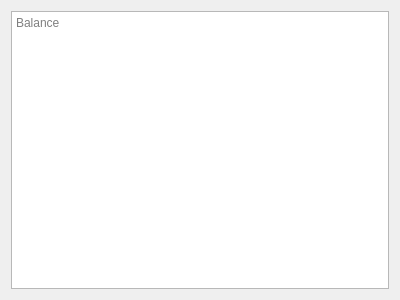
This is frontend/forms/balance.ui in tvt23-pankkiprojekti/SPO_Group11 as Qt 5 draws it before an edit. The edited form follows.
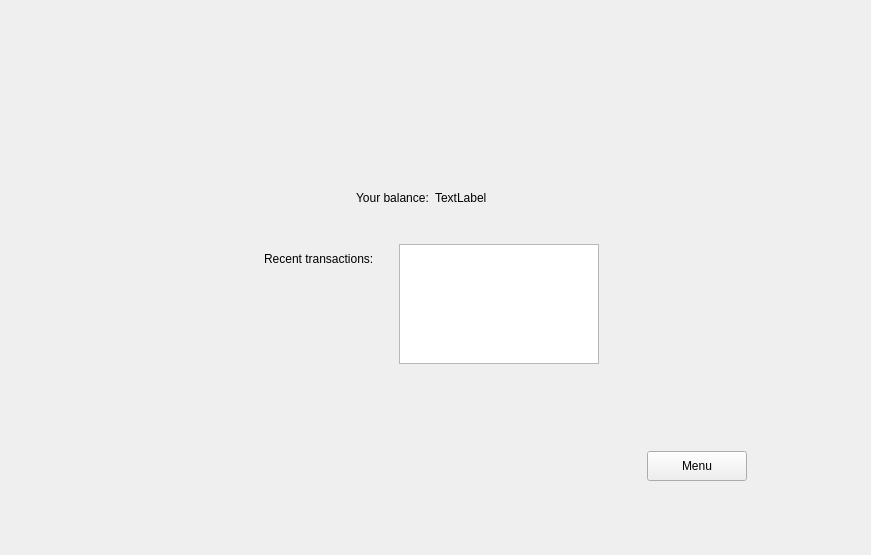
This is the edited form.

Commit message: ui part ready (hopefully)

```diff
--- a/frontend/forms/balance.ui
+++ b/frontend/forms/balance.ui
@@ -6,18 +6,292 @@
    <rect>
     <x>0</x>
     <y>0</y>
-    <width>400</width>
-    <height>300</height>
+    <width>871</width>
+    <height>555</height>
    </rect>
   </property>
   <property name="windowTitle">
    <string>Form</string>
   </property>
   <layout class="QGridLayout" name="gridLayout">
-   <item row="0" column="0">
-    <widget class="QTextBrowser" name="textBrowser">
-     <property name="placeholderText">
-      <string>Balance</string>
+   <item row="2" column="0">
+    <spacer name="horizontalSpacer">
+     <property name="orientation">
+      <enum>Qt::Horizontal</enum>
+     </property>
+     <property name="sizeHint" stdset="0">
+      <size>
+       <width>40</width>
+       <height>20</height>
+      </size>
+     </property>
+    </spacer>
+   </item>
+   <item row="2" column="1">
+    <layout class="QVBoxLayout" name="verticalLayout_2">
+     <property name="bottomMargin">
+      <number>18</number>
+     </property>
+     <item>
+      <spacer name="verticalSpacer_4">
+       <property name="orientation">
+        <enum>Qt::Vertical</enum>
+       </property>
+       <property name="sizeType">
+        <enum>QSizePolicy::Fixed</enum>
+       </property>
+       <property name="sizeHint" stdset="0">
+        <size>
+         <width>20</width>
+         <height>20</height>
+        </size>
+       </property>
+      </spacer>
+     </item>
+     <item>
+      <layout class="QVBoxLayout" name="verticalLayout_3">
+       <property name="bottomMargin">
+        <number>30</number>
+       </property>
+       <item>
+        <layout class="QHBoxLayout" name="horizontalLayout">
+         <property name="topMargin">
+          <number>0</number>
+         </property>
+         <property name="rightMargin">
+          <number>20</number>
+         </property>
+         <property name="bottomMargin">
+          <number>0</number>
+         </property>
+         <item>
+          <spacer name="horizontalSpacer_3">
+           <property name="orientation">
+            <enum>Qt::Horizontal</enum>
+           </property>
+           <property name="sizeType">
+            <enum>QSizePolicy::Expanding</enum>
+           </property>
+           <property name="sizeHint" stdset="0">
+            <size>
+             <width>132</width>
+             <height>20</height>
+            </size>
+           </property>
+          </spacer>
+         </item>
+         <item>
+          <widget class="QLabel" name="label">
+           <property name="sizePolicy">
+            <sizepolicy hsizetype="Maximum" vsizetype="Fixed">
+             <horstretch>0</horstretch>
+             <verstretch>0</verstretch>
+            </sizepolicy>
+           </property>
+           <property name="maximumSize">
+            <size>
+             <width>100</width>
+             <height>16777215</height>
+            </size>
+           </property>
+           <property name="text">
+            <string>Your balance:</string>
+           </property>
+          </widget>
+         </item>
+         <item>
+          <widget class="QLabel" name="labelBalance">
+           <property name="sizePolicy">
+            <sizepolicy hsizetype="MinimumExpanding" vsizetype="Preferred">
+             <horstretch>1</horstretch>
+             <verstretch>4</verstretch>
+            </sizepolicy>
+           </property>
+           <property name="minimumSize">
+            <size>
+             <width>0</width>
+             <height>0</height>
+            </size>
+           </property>
+           <property name="maximumSize">
+            <size>
+             <width>100</width>
+             <height>16777214</height>
+            </size>
+           </property>
+           <property name="baseSize">
+            <size>
+             <width>0</width>
+             <height>0</height>
+            </size>
+           </property>
+           <property name="text">
+            <string>TextLabel</string>
+           </property>
+          </widget>
+         </item>
+         <item>
+          <spacer name="horizontalSpacer_4">
+           <property name="orientation">
+            <enum>Qt::Horizontal</enum>
+           </property>
+           <property name="sizeType">
+            <enum>QSizePolicy::Expanding</enum>
+           </property>
+           <property name="sizeHint" stdset="0">
+            <size>
+             <width>95</width>
+             <height>20</height>
+            </size>
+           </property>
+          </spacer>
+         </item>
+        </layout>
+       </item>
+      </layout>
+     </item>
+     <item>
+      <layout class="QGridLayout" name="gridLayout_4">
+       <property name="rightMargin">
+        <number>2</number>
+       </property>
+       <item row="0" column="7">
+        <spacer name="horizontalSpacer_5">
+         <property name="orientation">
+          <enum>Qt::Horizontal</enum>
+         </property>
+         <property name="sizeHint" stdset="0">
+          <size>
+           <width>40</width>
+           <height>20</height>
+          </size>
+         </property>
+        </spacer>
+       </item>
+       <item row="0" column="5">
+        <widget class="QTextBrowser" name="textBrowser">
+         <property name="sizePolicy">
+          <sizepolicy hsizetype="Minimum" vsizetype="Minimum">
+           <horstretch>0</horstretch>
+           <verstretch>0</verstretch>
+          </sizepolicy>
+         </property>
+         <property name="minimumSize">
+          <size>
+           <width>200</width>
+           <height>120</height>
+          </size>
+         </property>
+         <property name="maximumSize">
+          <size>
+           <width>200</width>
+           <height>120</height>
+          </size>
+         </property>
+        </widget>
+       </item>
+       <item row="0" column="3">
+        <spacer name="horizontalSpacer_6">
+         <property name="orientation">
+          <enum>Qt::Horizontal</enum>
+         </property>
+         <property name="sizeHint" stdset="0">
+          <size>
+           <width>40</width>
+           <height>20</height>
+          </size>
+         </property>
+        </spacer>
+       </item>
+       <item row="0" column="4">
+        <layout class="QVBoxLayout" name="verticalLayout">
+         <property name="rightMargin">
+          <number>19</number>
+         </property>
+         <item>
+          <widget class="QLabel" name="label_2">
+           <property name="text">
+            <string>Recent transactions:</string>
+           </property>
+          </widget>
+         </item>
+         <item>
+          <spacer name="verticalSpacer_3">
+           <property name="orientation">
+            <enum>Qt::Vertical</enum>
+           </property>
+           <property name="sizeType">
+            <enum>QSizePolicy::Fixed</enum>
+           </property>
+           <property name="sizeHint" stdset="0">
+            <size>
+             <width>20</width>
+             <height>91</height>
+            </size>
+           </property>
+          </spacer>
+         </item>
+        </layout>
+       </item>
+      </layout>
+     </item>
+    </layout>
+   </item>
+   <item row="3" column="1">
+    <spacer name="verticalSpacer_2">
+     <property name="orientation">
+      <enum>Qt::Vertical</enum>
+     </property>
+     <property name="sizeHint" stdset="0">
+      <size>
+       <width>20</width>
+       <height>40</height>
+      </size>
+     </property>
+    </spacer>
+   </item>
+   <item row="2" column="8">
+    <spacer name="horizontalSpacer_2">
+     <property name="orientation">
+      <enum>Qt::Horizontal</enum>
+     </property>
+     <property name="sizeType">
+      <enum>QSizePolicy::Expanding</enum>
+     </property>
+     <property name="sizeHint" stdset="0">
+      <size>
+       <width>40</width>
+       <height>20</height>
+      </size>
+     </property>
+    </spacer>
+   </item>
+   <item row="1" column="1">
+    <spacer name="verticalSpacer">
+     <property name="orientation">
+      <enum>Qt::Vertical</enum>
+     </property>
+     <property name="sizeType">
+      <enum>QSizePolicy::Expanding</enum>
+     </property>
+     <property name="sizeHint" stdset="0">
+      <size>
+       <width>20</width>
+       <height>40</height>
+      </size>
+     </property>
+    </spacer>
+   </item>
+   <item row="3" column="8">
+    <widget class="QPushButton" name="btnMenu">
+     <property name="maximumSize">
+      <size>
+       <width>100</width>
+       <height>30</height>
+      </size>
+     </property>
+     <property name="text">
+      <string>Menu</string>
      </property>
     </widget>
    </item>
```
The commit also changes 2 other files.
